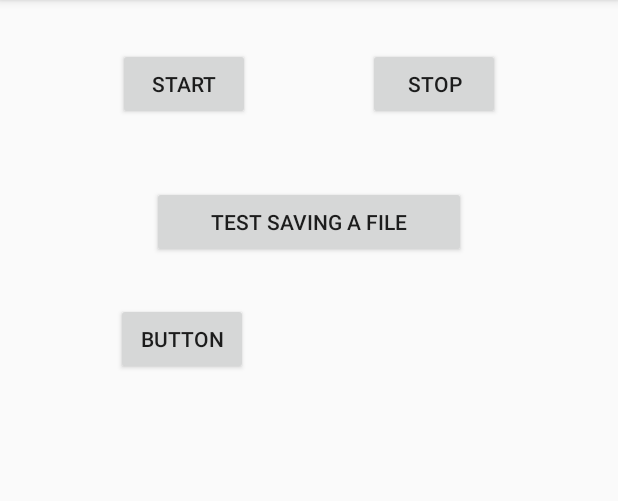
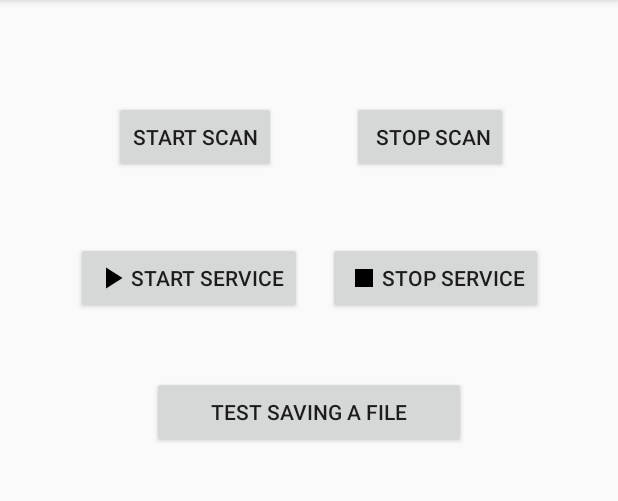
Before and after one commit to sierleunam/ProximityContent, an Android app: the screen it shows after launch (MainActivity), on a phone screen of 412 x 824 dp, the part 84-585 px from its top. Run offline under Robolectric (Android 15) with nearby library versions, the phone set to English and light mode, and no system bars; libraries missing offline, so code that uses them is left out: com.estimote.coresdk; 4 statements that could not run were skipped.

Commit message:
Added Foreground Service

```diff
--- a/app/build.gradle
+++ b/app/build.gradle
@@ -31,7 +31,6 @@ dependencies {
     implementation 'com.android.support:appcompat-v7:28.0.0'
     implementation 'com.android.support:design:28.0.0'
     implementation 'com.estimote:sdk:1.0.8'
-    implementation 'com.android.support:appcompat-v7:28.0.0'
-    implementation 'com.android.support:design:28.0.0'
     implementation 'com.android.support.constraint:constraint-layout:1.1.3'
+    implementation 'com.android.support:support-compat:28.0.0'
 }
--- a/app/src/main/java/com/estimote/proximitycontent/MainActivity.java
+++ b/app/src/main/java/com/estimote/proximitycontent/MainActivity.java
@@ -1,9 +1,9 @@
 package com.estimote.proximitycontent;
 
 import android.Manifest;
+import android.content.Intent;
 import android.content.pm.PackageManager;
 import android.os.Bundle;
-import android.os.FileObserver;
 import android.support.v4.app.ActivityCompat;
 import android.support.v4.content.ContextCompat;
 import android.support.v7.app.AppCompatActivity;
@@ -19,7 +19,6 @@ import org.json.JSONObject;
 import static com.estimote.proximitycontent.FileUtils.CreateDummyFile;
 import static com.estimote.proximitycontent.FileUtils.DeleteFile;
 import static com.estimote.proximitycontent.FileUtils.WriteJsonToFile;
-import static com.estimote.proximitycontent.MyApplication.DOWNLOADS_FOLDER;
 import static com.estimote.proximitycontent.MyApplication.FILE_START_SCAN;
 import static com.estimote.proximitycontent.MyApplication.proximityContentManager;
 
@@ -36,9 +35,8 @@ public class MainActivity extends AppCompatActivity {
     private static final int MY_PERMISSIONS_REQUEST_WRITE_EXTERNAL_STORAGE = 1;
 
     private static MyFileObserver myFileObserver;
-    private static MyFileObserver myFileObserverDelete;
 
-    Button btnStart, btnStop, btnSave;
+    Button btnStart, btnStop, btnSave, btnStartService, btnStopService;
 
     @Override
     protected void onCreate(Bundle savedInstanceState) {
@@ -49,6 +47,8 @@ public class MainActivity extends AppCompatActivity {
         btnStart = findViewById(R.id.btnStartId);
         btnStop = findViewById(R.id.btnStopId);
         btnSave = findViewById(R.id.buttonSaveId);
+        btnStartService = findViewById(R.id.btnStartServiceId);
+        btnStopService = findViewById(R.id.btnStopService);
 
 
         // Here, thisActivity is the current activity
@@ -116,11 +116,11 @@ public class MainActivity extends AppCompatActivity {
         }
 
 
-        myFileObserver = new MyFileObserver(
-                DOWNLOADS_FOLDER,
-                FileObserver.CREATE | FileObserver.DELETE);
-        Log.d(TAG, "onResume: " + DOWNLOADS_FOLDER);
-        myFileObserver.startWatching();
+//        myFileObserver = new MyFileObserver(
+//                DOWNLOADS_FOLDER,
+//                FileObserver.CREATE | FileObserver.DELETE);
+//        Log.d(TAG, "onResume: " + DOWNLOADS_FOLDER);
+//        myFileObserver.startWatching();
 
 
     }
@@ -136,4 +136,17 @@ public class MainActivity extends AppCompatActivity {
 
         Log.d(TAG, "onDestroy() called and stopped file watch");
     }
+
+    public void startService(View view) {
+        Intent serviceIntent = new Intent(this, MyBeaconService.class);
+        serviceIntent.putExtra("inputExtra", 1);
+        startService(serviceIntent);
+        Log.d(TAG, "startService() called with: view = [" + view + "]");
+    }
+
+    public void stopService(View view) {
+        Intent serviceIntent = new Intent(this, MyBeaconService.class);
+        stopService(serviceIntent);
+        Log.d(TAG, "stopService() called with: view = [" + view + "]");
+    }
 }
--- a/app/src/main/java/com/estimote/proximitycontent/MyApplication.java
+++ b/app/src/main/java/com/estimote/proximitycontent/MyApplication.java
@@ -1,6 +1,9 @@
 package com.estimote.proximitycontent;
 
 import android.app.Application;
+import android.app.NotificationChannel;
+import android.app.NotificationManager;
+import android.os.Build;
 import android.os.Environment;
 
 import com.estimote.coresdk.common.config.EstimoteSDK;
@@ -23,7 +26,7 @@ public class MyApplication extends Application {
     public static final String DOWNLOADS_FOLDER = Environment.getExternalStoragePublicDirectory(
             Environment.DIRECTORY_DOWNLOADS).toString();
     public static final String FILE_START_SCAN = "start.scan";
-    public static final String FILE_STOP_SCAN = "stop.scan";
+    public static final String CHANNEL_ID = "BeaconServiceChannel";
 
 
     static ProximityContentManager proximityContentManager;
@@ -51,6 +54,18 @@ public class MyApplication extends Application {
                         new EstimoteCloudBeaconDetailsFactory());
 
 
+        createNotificationChannel();
+    }
+
+    private void createNotificationChannel() {
+        if (Build.VERSION.SDK_INT >= Build.VERSION_CODES.O) {
+            NotificationChannel serviceChannel = new NotificationChannel(
+                    CHANNEL_ID,
+                    "Beacon Service Channel",
+                    NotificationManager.IMPORTANCE_DEFAULT);
+            NotificationManager manager = getSystemService(NotificationManager.class);
+            manager.createNotificationChannel(serviceChannel);
+        }
     }
 
     /**
--- /dev/null
+++ b/app/src/main/res/drawable/ic_play_arrow_black_24dp.xml
@@ -0,0 +1,9 @@
+<vector xmlns:android="http://schemas.android.com/apk/res/android"
+    android:width="24dp"
+    android:height="24dp"
+    android:viewportWidth="24.0"
+    android:viewportHeight="24.0">
+    <path
+        android:fillColor="#FF000000"
+        android:pathData="M8,5v14l11,-7z" />
+</vector>
--- /dev/null
+++ b/app/src/main/res/drawable/ic_stop_black_24dp.xml
@@ -0,0 +1,9 @@
+<vector xmlns:android="http://schemas.android.com/apk/res/android"
+    android:width="24dp"
+    android:height="24dp"
+    android:viewportWidth="24.0"
+    android:viewportHeight="24.0">
+    <path
+        android:fillColor="#FF000000"
+        android:pathData="M6,6h12v12H6z" />
+</vector>
--- a/app/src/main/res/layout/layout_main.xml
+++ b/app/src/main/res/layout/layout_main.xml
@@ -10,42 +10,88 @@
         android:id="@+id/btnStartId"
         android:layout_width="wrap_content"
         android:layout_height="wrap_content"
-        android:layout_marginTop="32dp"
-        android:text="@string/start"
-        app:layout_constraintEnd_toStartOf="@+id/btnStopId"
-        app:layout_constraintStart_toStartOf="parent"
-        app:layout_constraintTop_toTopOf="parent" />
+
+        android:text="Start Scan"
+        app:layout_constraintBottom_toTopOf="@+id/guideline2"
+        app:layout_constraintEnd_toStartOf="@+id/guideline6"
+        app:layout_constraintStart_toStartOf="@+id/guideline4" />
 
     <Button
         android:id="@+id/btnStopId"
         android:layout_width="wrap_content"
         android:layout_height="wrap_content"
-        android:layout_marginTop="32dp"
-        android:text="@string/stop"
-        app:layout_constraintEnd_toEndOf="parent"
-        app:layout_constraintStart_toEndOf="@+id/btnStartId"
-        app:layout_constraintTop_toTopOf="parent" />
+        android:text=" Stop Scan"
+        app:layout_constraintBottom_toTopOf="@+id/guideline2"
+        app:layout_constraintEnd_toStartOf="@+id/guideline5"
+        app:layout_constraintStart_toStartOf="@+id/guideline6" />
 
     <Button
         android:id="@+id/buttonSaveId"
         android:layout_width="209dp"
         android:layout_height="wrap_content"
-        android:layout_marginStart="32dp"
-        android:layout_marginTop="44dp"
-        android:layout_marginEnd="32dp"
+        android:layout_marginTop="41dp"
         android:text="@string/test_saving_a_file"
         app:layout_constraintEnd_toEndOf="parent"
         app:layout_constraintStart_toStartOf="parent"
-        app:layout_constraintTop_toBottomOf="@+id/btnStartId" />
+        app:layout_constraintTop_toBottomOf="@+id/btnStopService" />
 
     <Button
-        android:id="@+id/button"
+        android:id="@+id/btnStartServiceId"
         android:layout_width="wrap_content"
         android:layout_height="wrap_content"
-        android:layout_marginStart="77dp"
-        android:layout_marginTop="30dp"
-        android:text="Button"
-        app:layout_constraintStart_toStartOf="parent"
-        app:layout_constraintTop_toBottomOf="@+id/buttonSaveId" />
+        android:layout_marginEnd="8dp"
+        android:drawableLeft="@drawable/ic_play_arrow_black_24dp"
+        android:onClick="startService"
+        android:text="Start Service"
+        app:layout_constraintEnd_toStartOf="@+id/guideline6"
+        app:layout_constraintStart_toStartOf="@+id/guideline4"
+        app:layout_constraintTop_toTopOf="@+id/guideline3" />
+
+    <Button
+        android:id="@+id/btnStopService"
+        android:layout_width="wrap_content"
+        android:layout_height="wrap_content"
+        android:layout_marginStart="8dp"
+        android:drawableLeft="@drawable/ic_stop_black_24dp"
+        android:onClick="stopService"
+        android:text="Stop Service"
+        app:layout_constraintEnd_toStartOf="@+id/guideline5"
+        app:layout_constraintStart_toStartOf="@+id/guideline6"
+        app:layout_constraintTop_toTopOf="@+id/guideline3" />
+
+    <android.support.constraint.Guideline
+        android:id="@+id/guideline2"
+        android:layout_width="wrap_content"
+        android:layout_height="wrap_content"
+        android:orientation="horizontal"
+        app:layout_constraintGuide_percent="0.15" />
+
+    <android.support.constraint.Guideline
+        android:id="@+id/guideline3"
+        android:layout_width="wrap_content"
+        android:layout_height="wrap_content"
+        android:orientation="horizontal"
+        app:layout_constraintGuide_percent="0.21" />
+
+    <android.support.constraint.Guideline
+        android:id="@+id/guideline4"
+        android:layout_width="wrap_content"
+        android:layout_height="wrap_content"
+        android:orientation="vertical"
+        app:layout_constraintGuide_percent="0.13" />
+
+    <android.support.constraint.Guideline
+        android:id="@+id/guideline5"
+        android:layout_width="wrap_content"
+        android:layout_height="wrap_content"
+        android:orientation="vertical"
+        app:layout_constraintGuide_percent="0.89" />
+
+    <android.support.constraint.Guideline
+        android:id="@+id/guideline6"
+        android:layout_width="wrap_content"
+        android:layout_height="wrap_content"
+        android:orientation="vertical"
+        app:layout_constraintGuide_percent="0.5" />
 
 </android.support.constraint.ConstraintLayout>
```
Also changed, not shown: app/src/main/AndroidManifest.xml (+7 -1 lines), app/src/main/java/com/estimote/proximitycontent/MyBeaconService.java (added, +101 -0 lines), app/src/main/res/drawable/ic_bookmark_border_black_24dp.xml (added, +9 -0 lines), app/src/main/res/layout/activity_main.xml (deleted, +0 -35 lines).
